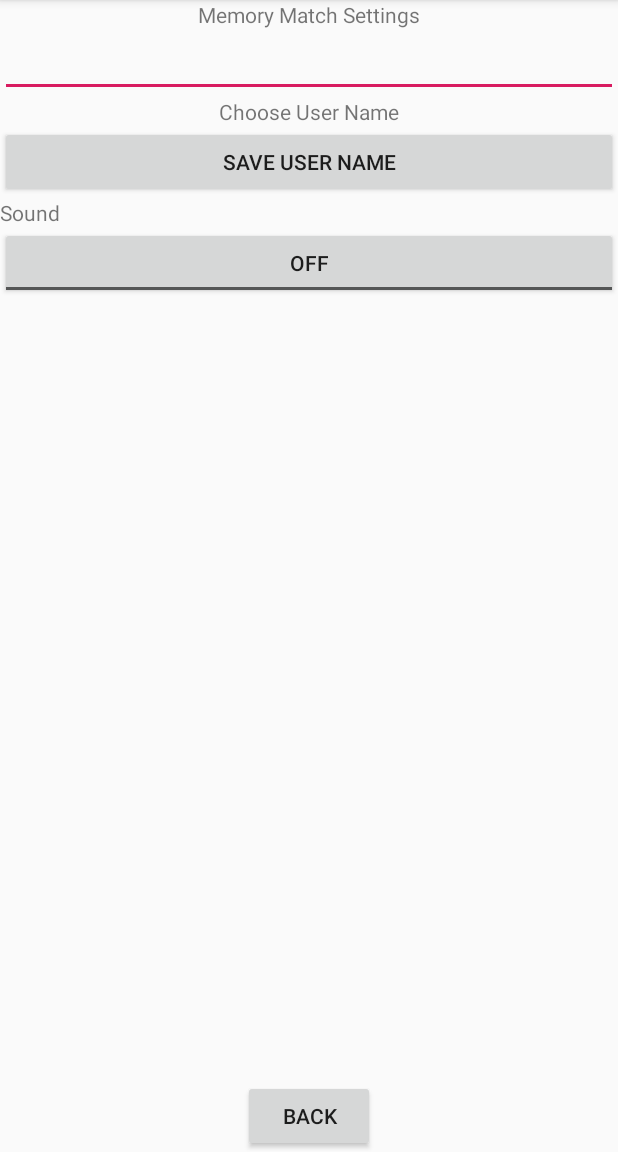
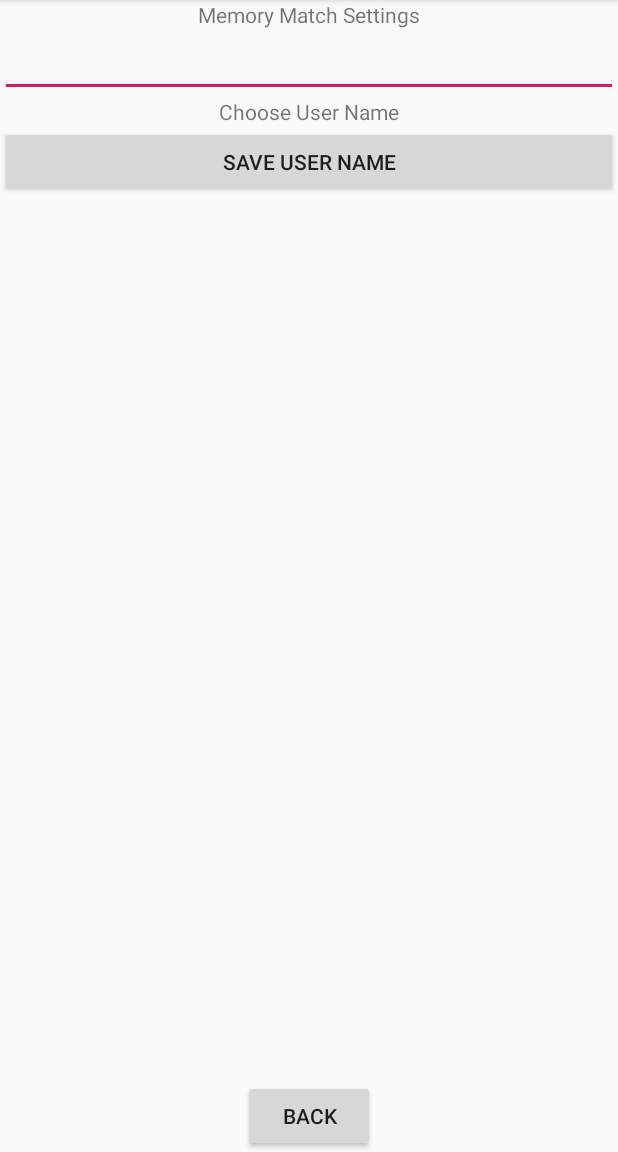
Before and after one commit to shane6809/Project1, an Android app: the game_settings screen opened directly, with no data from a screen before it, on a phone screen of 412 x 824 dp, the part 84-1236 px from its top. Run offline under Robolectric (Android 15) with nearby library versions, the phone set to English and light mode, and no system bars.

Commit message:
cleaning up code,

```diff
--- a/SemesterProject/app/src/main/res/layout/activity_game_settings.xml
+++ b/SemesterProject/app/src/main/res/layout/activity_game_settings.xml
@@ -46,19 +46,6 @@
             android:text="Save User Name" />
 
 
-        <TextView
-            android:id="@+id/textView3"
-            android:layout_width="match_parent"
-            android:layout_height="wrap_content"
-            android:text="Sound" />
-
-        <ToggleButton
-            android:id="@+id/toggleButton2"
-            android:layout_width="match_parent"
-            android:layout_height="wrap_content"
-            android:text="ToggleButton" />
-
-
     </LinearLayout>
 
 
--- a/SemesterProject/app/src/main/res/layout/activity_main.xml
+++ b/SemesterProject/app/src/main/res/layout/activity_main.xml
@@ -47,7 +47,7 @@
 
         <Button
             android:id="@+id/user"
-            android:layout_width="match_parent"
+            android:layout_width="wrap_content"
             android:layout_height="wrap_content"
             android:text="Choose User" />
 
```
